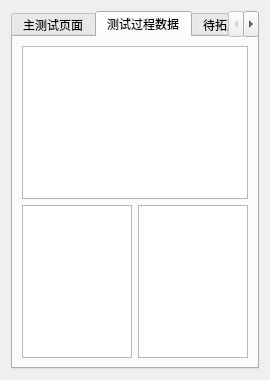
Qt form work_station/pcba/pcbaform.ui (yuhuang163/test) before a commit.
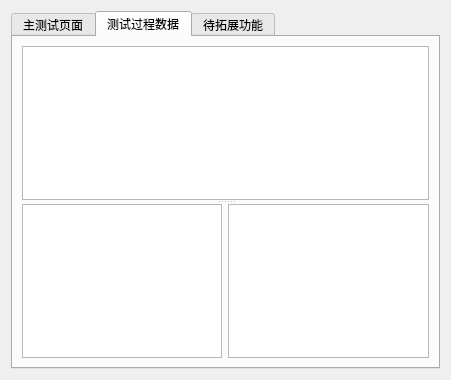
The same form after that commit. The open tabs and pages were chosen to show the change.

```diff
--- a/work_station/pcba/pcbaform.ui
+++ b/work_station/pcba/pcbaform.ui
@@ -6,7 +6,7 @@
    <rect>
     <x>0</x>
     <y>0</y>
-    <width>270</width>
+    <width>451</width>
     <height>380</height>
    </rect>
   </property>
@@ -289,13 +289,16 @@
       </attribute>
       <layout class="QGridLayout" name="gridLayout_4">
        <item row="0" column="0">
+        <widget class="QSplitter" name="splitter">
+         <property name="orientation">
+          <enum>Qt::Vertical</enum>
+         </property>
         <widget class="QTableWidget" name="testResultTable">
          <property name="focusPolicy">
           <enum>Qt::NoFocus</enum>
          </property>
         </widget>
-       </item>
-       <item row="1" column="0">
+         <widget class="QWidget" name="">
         <layout class="QHBoxLayout" name="horizontalLayout_12">
          <item>
           <widget class="QPlainTextEdit" name="log">
@@ -328,6 +331,8 @@
           </layout>
          </item>
         </layout>
+         </widget>
+        </widget>
        </item>
       </layout>
      </widget>
```
Left out of the diff: 2 changed lines with no effect on the pictures. Lines whose indentation alone changed are shown as unchanged.
